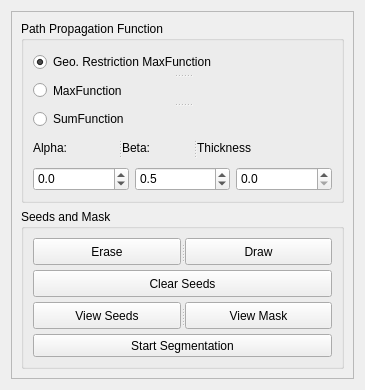
First picture: the form in BIAL-GUI/ui/segmentationwidget.ui, repository GIBIS-UNIFESP/BIAL, before the edit.
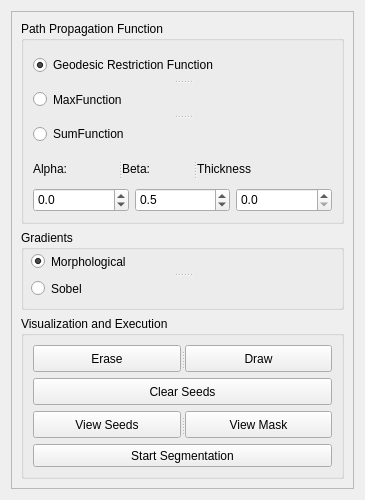
Second picture: the form after the edit.

Commit message: Distance computation optimization in geodesic distance and sum. Also included gradient option to gui segmentation.

What changed in the file:
```diff
--- a/BIAL-GUI/ui/segmentationwidget.ui
+++ b/BIAL-GUI/ui/segmentationwidget.ui
@@ -7,19 +7,19 @@
     <x>0</x>
     <y>0</y>
     <width>365</width>
-    <height>390</height>
+    <height>500</height>
    </rect>
   </property>
   <property name="minimumSize">
    <size>
     <width>250</width>
-    <height>380</height>
+    <height>500</height>
    </size>
   </property>
   <property name="maximumSize">
    <size>
     <width>16777215</width>
-    <height>390</height>
+    <height>500</height>
    </size>
   </property>
   <property name="windowTitle">
@@ -37,7 +37,7 @@
         <x>0</x>
         <y>0</y>
         <width>345</width>
-        <height>370</height>
+        <height>480</height>
        </rect>
       </property>
       <layout class="QGridLayout" name="gridLayout">
@@ -46,7 +46,7 @@
          <property name="minimumSize">
           <size>
            <width>0</width>
-           <height>177</height>
+           <height>200</height>
           </size>
          </property>
          <property name="title">
@@ -66,7 +66,7 @@
             </property>
             <widget class="QRadioButton" name="pfmaxgeo">
              <property name="text">
-              <string>Geo. Restriction MaxFunction</string>
+              <string>Geodesic Restriction Function</string>
              </property>
              <property name="checked">
               <bool>true</bool>
@@ -199,7 +199,7 @@
          </layout>
         </widget>
        </item>
-       <item row="1" column="0">
+       <item row="2" column="0">
         <widget class="QGroupBox" name="groupBox">
          <property name="minimumSize">
           <size>
@@ -208,7 +208,7 @@
           </size>
          </property>
          <property name="title">
-          <string>Seeds and Mask</string>
+          <string>Visualization and Execution</string>
          </property>
          <layout class="QGridLayout" name="gridLayout_3">
           <item row="0" column="0">
@@ -316,6 +316,57 @@
          </layout>
         </widget>
        </item>
+       <item row="1" column="0">
+        <widget class="QGroupBox" name="groupBoxGradient">
+         <property name="minimumSize">
+          <size>
+           <width>0</width>
+           <height>80</height>
+          </size>
+         </property>
+         <property name="title">
+          <string>Gradients</string>
+         </property>
+         <widget class="QSplitter" name="splitter_5">
+          <property name="geometry">
+           <rect>
+            <x>10</x>
+            <y>20</y>
+            <width>303</width>
+            <height>50</height>
+           </rect>
+          </property>
+          <property name="minimumSize">
+           <size>
+            <width>0</width>
+            <height>50</height>
+           </size>
+          </property>
+          <property name="orientation">
+           <enum>Qt::Vertical</enum>
+          </property>
+          <widget class="QRadioButton" name="morphological_grad">
+           <property name="text">
+            <string>Morphological</string>
+           </property>
+           <property name="checked">
+            <bool>true</bool>
+           </property>
+          </widget>
+          <widget class="QRadioButton" name="sobel_grad">
+           <property name="enabled">
+            <bool>true</bool>
+           </property>
+           <property name="text">
+            <string>Sobel</string>
+           </property>
+           <property name="checked">
+            <bool>false</bool>
+           </property>
+          </widget>
+         </widget>
+        </widget>
+       </item>
       </layout>
      </widget>
     </widget>
```
The commit also changes 40 other files.
